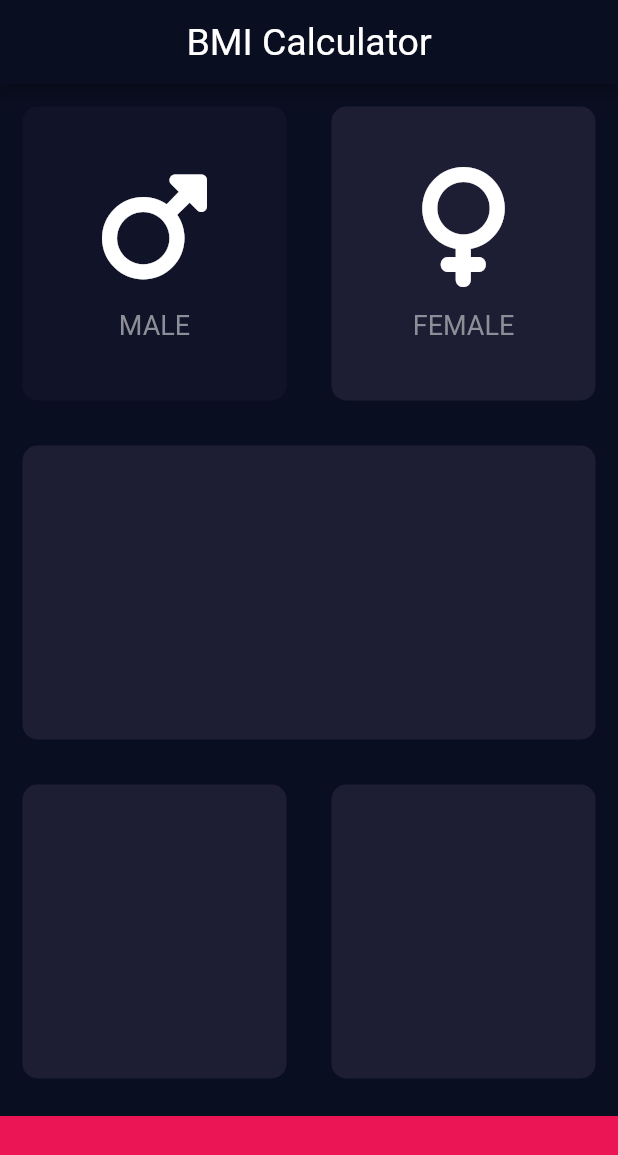
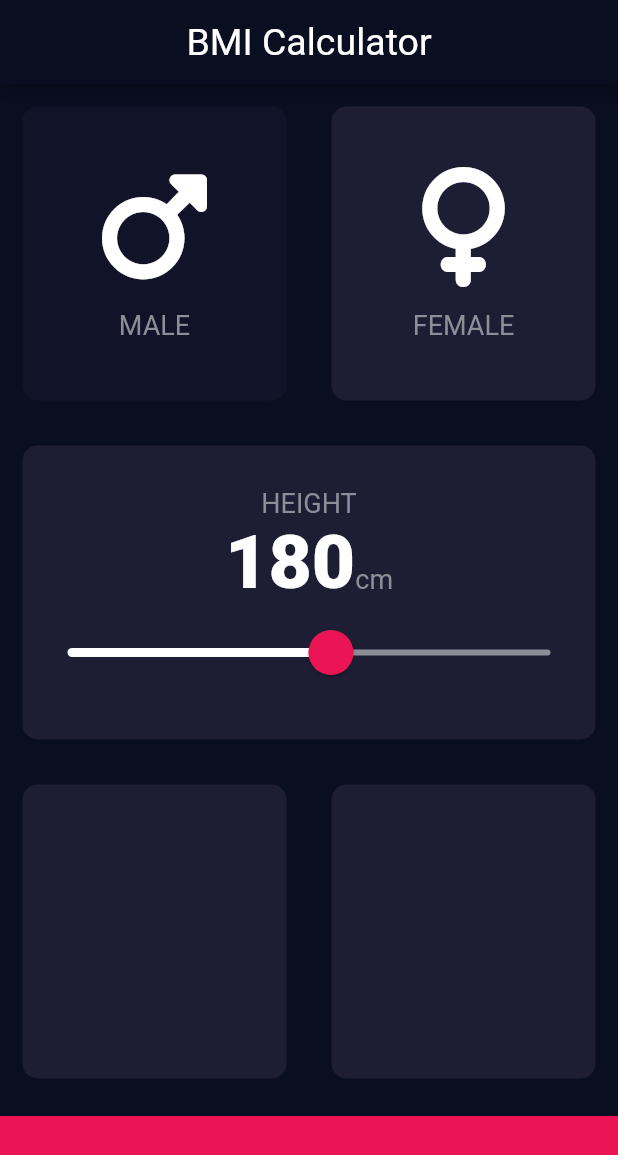
Before and after one commit to JAM5BOCsAdi/bmi_calculator_finish, a Flutter app: the screen it shows after launch, on a phone screen of 412 x 824 dp. Shown: the top 1155 px of the screen. Run offline on Flutter 3.47's test engine with Material 2 defaults, Android fonts, the phone set to English and light mode, and no system bars; our stand-ins replace font_awesome_flutter.

Commit message:
HeightSlider[Theme] && Constants exported to another file

```diff
--- /dev/null
+++ b/lib/constants.dart
@@ -0,0 +1,16 @@
+import 'package:flutter/material.dart';
+
+const double kBottomContainerHeight = 80.0;
+const Color kBottomContainerColor = Color(0xFFEB1555);
+const Color kActiveCardColor = Color(0xFF1D1E33);
+const Color kInactiveCardColor = Color(0xFF111328);
+
+const kLabelTextStyle = TextStyle(
+  color: Color(0xFF8D8E98),
+  fontSize: 18.0,
+);
+
+const kNumberTextStyle = TextStyle(
+  fontSize: 50.0,
+  fontWeight: FontWeight.w900,
+);
--- /dev/null
+++ b/lib/height_slider_theme.dart
@@ -0,0 +1,55 @@
+import 'package:flutter/material.dart';
+
+import 'constants.dart';
+
+class HeightSliderTheme extends StatefulWidget {
+  const HeightSliderTheme({Key? key}) : super(key: key);
+
+  @override
+  State<HeightSliderTheme> createState() => _HeightSliderThemeState();
+}
+
+class _HeightSliderThemeState extends State<HeightSliderTheme> {
+  int height = 180;
+
+  @override
+  Widget build(BuildContext context) {
+    return Column(
+      children: [
+        Row(
+          mainAxisAlignment: MainAxisAlignment.center,
+          crossAxisAlignment: CrossAxisAlignment.baseline,
+          textBaseline: TextBaseline.alphabetic,
+          children: [
+            Text(
+              height.toString(),
+              style: kNumberTextStyle,
+            ),
+            const Text(
+              "cm",
+              style: kLabelTextStyle,
+            ),
+          ],
+        ),
+        SliderTheme(
+          data: const SliderThemeData(
+            activeTrackColor: Colors.white,
+            inactiveTrackColor: Color(0xFF8D8E98),
+            thumbColor: Color(0xFFEB1555),
+            overlayColor: Color(0x1fEB1555),
+            thumbShape: RoundSliderThumbShape(enabledThumbRadius: 15.0),
+            overlayShape: RoundSliderOverlayShape(overlayRadius: 30.0),
+          ),
+          child: Slider(
+            value: height.toDouble(),
+            min: 120.0,
+            max: 230.0,
+            onChanged: (double newValue) {
+              setState(() => height = newValue.round());
+            },
+          ),
+        ),
+      ],
+    );
+  }
+}
--- a/lib/input_page.dart
+++ b/lib/input_page.dart
@@ -1,8 +1,10 @@
+import 'package:bmi_calculator/height_slider_theme.dart';
 import 'package:bmi_calculator/reusable_card.dart';
 import 'package:bmi_calculator/reusable_card_content.dart';
-import 'package:flutter/foundation.dart';
 import 'package:flutter/material.dart';
 import 'package:font_awesome_flutter/font_awesome_flutter.dart';
+
+import 'constants.dart';
 
 class InputPage extends StatefulWidget {
   const InputPage({Key? key, required this.title}) : super(key: key);
@@ -16,13 +18,7 @@ class InputPage extends StatefulWidget {
 enum Gender { male, female }
 
 class _InputPageState extends State<InputPage> {
-  static const double bottomContainerHeight = 80.0;
-  static const Color bottomContainerColor = Color(0xFFEB1555);
-  static const Color activeCardColor = Color(0xFF1D1E33);
-  static const Color inactiveCardColor = Color(0xFF111328);
-
   Gender selectedGender = Gender.female;
-
   @override
   Widget build(BuildContext context) {
     return Scaffold(
@@ -32,6 +28,7 @@ class _InputPageState extends State<InputPage> {
         ),
       ),
       body: Column(
+        crossAxisAlignment: CrossAxisAlignment.stretch,
         children: [
           Expanded(
             child: Row(
@@ -40,8 +37,8 @@ class _InputPageState extends State<InputPage> {
                   child: ReusableCard(
                     onPress: () => setState(() => selectedGender = Gender.male),
                     colour: selectedGender == Gender.male
-                        ? activeCardColor
-                        : inactiveCardColor,
+                        ? kActiveCardColor
+                        : kInactiveCardColor,
                     cardChild: const ReusableCardContent(
                       icon: FontAwesomeIcons.mars,
                       label: "MALE",
@@ -53,8 +50,8 @@ class _InputPageState extends State<InputPage> {
                     onPress: () =>
                         setState(() => selectedGender = Gender.female),
                     colour: selectedGender == Gender.female
-                        ? activeCardColor
-                        : inactiveCardColor,
+                        ? kActiveCardColor
+                        : kInactiveCardColor,
                     cardChild: const ReusableCardContent(
                       icon: FontAwesomeIcons.venus,
                       label: "FEMALE",
@@ -64,9 +61,19 @@ class _InputPageState extends State<InputPage> {
               ],
             ),
           ),
-          const Expanded(
+          Expanded(
             child: ReusableCard(
-              colour: activeCardColor,
+              colour: kActiveCardColor,
+              cardChild: Column(
+                mainAxisAlignment: MainAxisAlignment.center,
+                children: const [
+                  Text(
+                    "HEIGHT",
+                    style: kLabelTextStyle,
+                  ),
+                  HeightSliderTheme(),
+                ],
+              ),
             ),
           ),
           Expanded(
@@ -74,22 +81,22 @@ class _InputPageState extends State<InputPage> {
               children: const [
                 Expanded(
                   child: ReusableCard(
-                    colour: activeCardColor,
+                    colour: kActiveCardColor,
                   ),
                 ),
                 Expanded(
                   child: ReusableCard(
-                    colour: activeCardColor,
+                    colour: kActiveCardColor,
                   ),
                 ),
               ],
             ),
           ),
           Container(
-            color: bottomContainerColor,
+            color: kBottomContainerColor,
             margin: const EdgeInsets.only(top: 10.0),
             width: double.infinity,
-            height: bottomContainerHeight,
+            height: kBottomContainerHeight,
           ),
         ],
       ),
--- a/lib/reusable_card_content.dart
+++ b/lib/reusable_card_content.dart
@@ -1,4 +1,7 @@
+import 'package:bmi_calculator/constants.dart';
 import 'package:flutter/material.dart';
+
+import 'constants.dart';
 
 class ReusableCardContent extends StatelessWidget {
   final IconData? icon;
@@ -24,10 +27,7 @@ class ReusableCardContent extends StatelessWidget {
         ),
         Text(
           label!,
-          style: const TextStyle(
-            fontSize: 18.0,
-            color: Color(0xFF8D8E98),
-          ),
+          style: kLabelTextStyle,
         ),
       ],
     );
```
